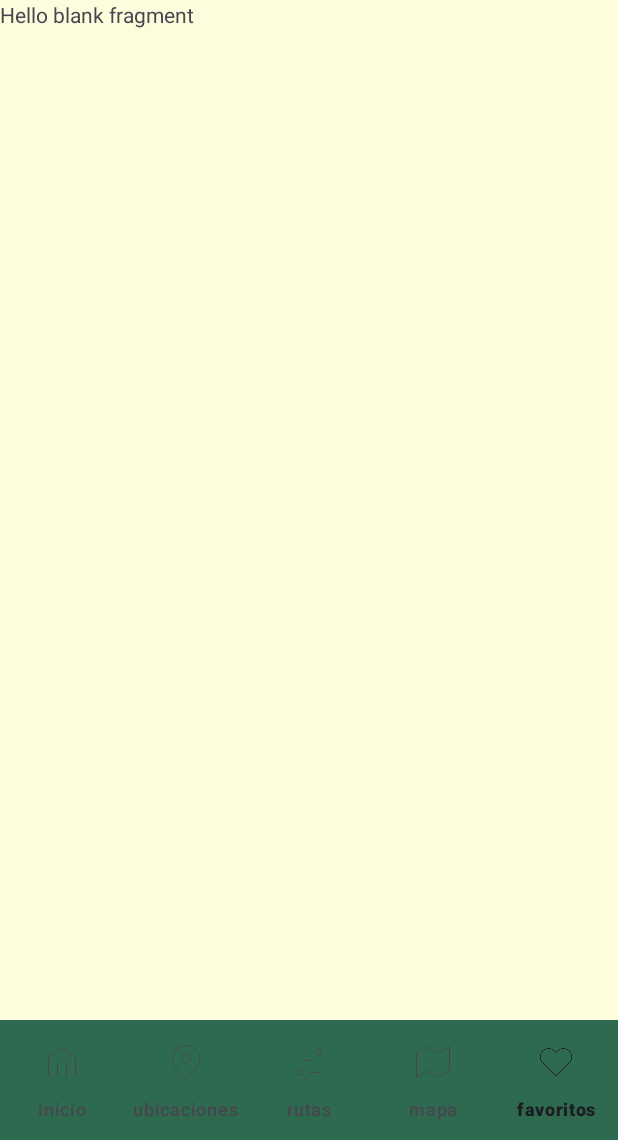
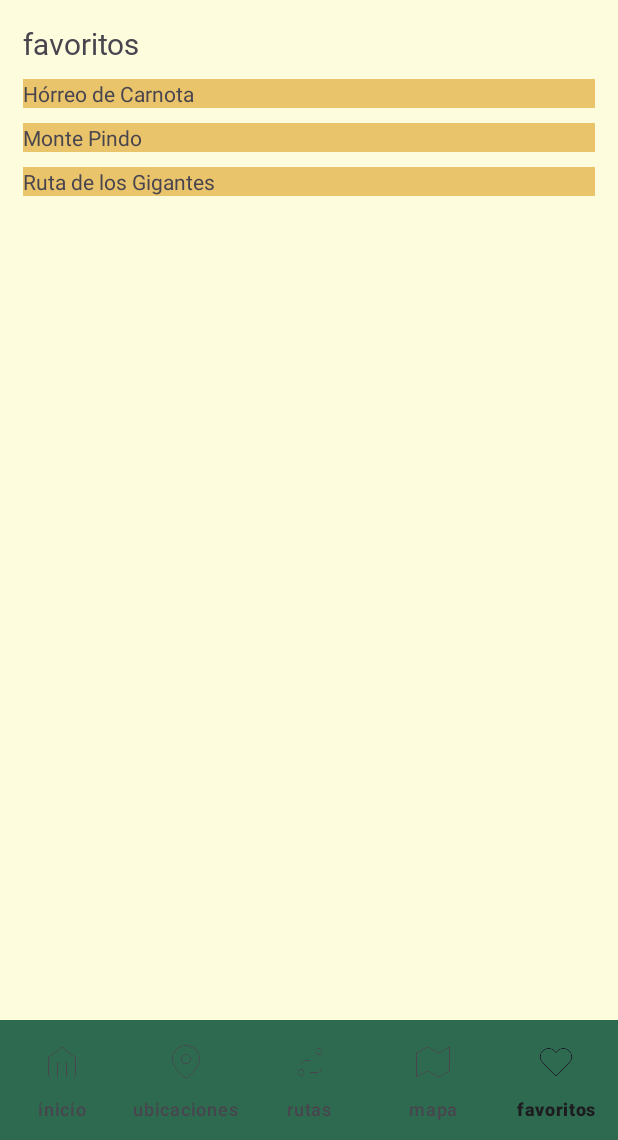
Before and after one commit to a19albertons/CarnotaTurismo, an Android app: the FavoritosFragment screen opened through its navigation route, on a phone screen of 412 x 824 dp, the part 96-1236 px from its top. Run offline under Robolectric (Android 15) with nearby library versions, the phone set to English and light mode, and no system bars; our stand-ins replace Room's generated code, navigation-ui.

Commit message:
Add method to modify favoritos, refactor interaction with db and completed theoretically favoritos

```diff
--- /dev/null
+++ b/app/src/main/java/com/example/carnotaturismo/adapters/FavoritosLugarAdapter.kt
@@ -0,0 +1,69 @@
+package com.example.carnotaturismo.adapters
+
+import android.view.LayoutInflater
+import android.view.View
+import android.view.ViewGroup
+import android.widget.ImageView
+import android.widget.TextView
+import androidx.navigation.findNavController
+import androidx.recyclerview.widget.RecyclerView
+import com.example.carnotaturismo.R
+import com.example.carnotaturismo.fragments.FavoritosFragmentDirections
+import com.example.carnotaturismo.model.Lugar
+
+/**
+ * Adaptador para el RecyclerView de lugares (ubicaciones).
+ */
+class FavoritosLugarAdapter(private var lugares: List<Lugar>)
+    : RecyclerView.Adapter<FavoritosLugarAdapter.ViewHolder>() {
+
+    // 1. ViewHolder: Guarda las referencias a las vistas de cada fila
+    class ViewHolder(itemView: View) : RecyclerView.ViewHolder(itemView) {
+        val imagen: ImageView = itemView.findViewById(R.id.foto_inicio)
+        val titulo: TextView = itemView.findViewById(R.id.titulo)
+        val tarjeta: View = itemView.findViewById(R.id.tarjeta)
+    }
+
+
+
+    // Permite actualizar los datos y refrescar la vista
+    fun setDataLugar(newModel: List<Lugar>) {
+        lugares = newModel
+        notifyDataSetChanged()
+    }
+
+
+    // 2. Crea nuevos ViewHolders (infla el layout de la fila)
+    override fun onCreateViewHolder(parent: ViewGroup, viewType: Int): ViewHolder {
+        val view = LayoutInflater.from(parent.context)
+            .inflate(R.layout.adapter_favoritos_lugar, parent, false)
+        return ViewHolder(view)
+    }
+
+    // 3. Reemplaza el contenido de una vista (une los datos a la vista)
+    override fun onBindViewHolder(holder: ViewHolder, position: Int) {
+        val currentItem = lugares[position]
+
+        //val ctx = holder.itemView.context
+        //val imgRef = currentItem.imagen
+
+        // extrae "drawable" y "mi_imagen"
+        //val (type, name) = imgRef.removePrefix("@").split('/', limit = 2)
+        //val resId = ctx.resources.getIdentifier(name, type, ctx.packageName)
+        //if (resId != 0) {
+        //    holder.imagen.setImageResource(resId)
+        //} else {
+        //    holder.imagen.setImageResource(R.drawable.error_imagen) // fallback
+        //}
+
+        holder.titulo.text = currentItem.titulo
+        holder.tarjeta.setOnClickListener {
+            holder.itemView.findNavController().navigate(FavoritosFragmentDirections.actionFavoritosFragmentToLugarDetallesFragment(currentItem))
+        }
+    }
+
+    // 4. Devuelve el número total de elementos
+    override fun getItemCount() = lugares.size
+
+
+}
--- /dev/null
+++ b/app/src/main/java/com/example/carnotaturismo/adapters/FavoritosRutaAdapter.kt
@@ -0,0 +1,70 @@
+package com.example.carnotaturismo.adapters
+
+import android.view.LayoutInflater
+import android.view.View
+import android.view.ViewGroup
+import android.widget.ImageView
+import android.widget.TextView
+import androidx.navigation.findNavController
+import androidx.recyclerview.widget.RecyclerView
+import com.example.carnotaturismo.R
+import com.example.carnotaturismo.fragments.FavoritosFragmentDirections
+import com.example.carnotaturismo.model.Lugar
+import com.example.carnotaturismo.model.Rutas
+
+/**
+ * Adaptador para el RecyclerView de lugares (ubicaciones).
+ */
+class FavoritosRutaAdapter(private var ruta: List<Rutas>)
+    : RecyclerView.Adapter<FavoritosRutaAdapter.ViewHolder>() {
+
+    // 1. ViewHolder: Guarda las referencias a las vistas de cada fila
+    class ViewHolder(itemView: View) : RecyclerView.ViewHolder(itemView) {
+        val imagen: ImageView = itemView.findViewById(R.id.foto_inicio)
+        val titulo: TextView = itemView.findViewById(R.id.titulo)
+        val tarjeta: View = itemView.findViewById(R.id.tarjeta)
+    }
+
+
+
+    // Permite actualizar los datos y refrescar la vista
+    fun setDataRuta(newModel: List<Rutas>) {
+        ruta = newModel
+        notifyDataSetChanged()
+    }
+
+
+    // 2. Crea nuevos ViewHolders (infla el layout de la fila)
+    override fun onCreateViewHolder(parent: ViewGroup, viewType: Int): ViewHolder {
+        val view = LayoutInflater.from(parent.context)
+            .inflate(R.layout.adapter_favoritos_lugar, parent, false)
+        return ViewHolder(view)
+    }
+
+    // 3. Reemplaza el contenido de una vista (une los datos a la vista)
+    override fun onBindViewHolder(holder: ViewHolder, position: Int) {
+        val currentItem = ruta[position]
+
+        //val ctx = holder.itemView.context
+        //val imgRef = currentItem.imagen
+
+        // extrae "drawable" y "mi_imagen"
+        //val (type, name) = imgRef.removePrefix("@").split('/', limit = 2)
+        //val resId = ctx.resources.getIdentifier(name, type, ctx.packageName)
+        //if (resId != 0) {
+        //    holder.imagen.setImageResource(resId)
+        //} else {
+        //    holder.imagen.setImageResource(R.drawable.error_imagen) // fallback
+        //}
+
+        holder.titulo.text = currentItem.titulo
+        holder.tarjeta.setOnClickListener {
+            holder.itemView.findNavController().navigate(FavoritosFragmentDirections.actionFavoritosFragmentToItinerarioDetallesFragment(currentItem))
+        }
+    }
+
+    // 4. Devuelve el número total de elementos
+    override fun getItemCount() = ruta.size
+
+
+}
--- a/app/src/main/java/com/example/carnotaturismo/dao/LugarDAO.kt
+++ b/app/src/main/java/com/example/carnotaturismo/dao/LugarDAO.kt
@@ -17,4 +17,19 @@ interface LugarDAO {
      */
     @Query("select * from ubicaciones")
     fun obtenerTodos(): LiveData<List<Lugar>>
+
+    /**
+     * Obtiene los lugares favoritos.
+     *
+     * @return Lista de lugares favoritos.
+     */
+    @Query("select * from ubicaciones where favorito = 1")
+    fun obtenerLugaresFavoritos(): LiveData<List<Lugar>>
+
+    /**
+     * Marca o desmarca un lugar como favorito (0/1)
+     */
+    @Query("UPDATE ubicaciones SET favorito = :valor WHERE id = :id")
+    suspend fun setFavoritoLugar(id: Int, valor: Int)
+
 }
--- a/app/src/main/java/com/example/carnotaturismo/dao/RutaLugarDAO.kt
+++ b/app/src/main/java/com/example/carnotaturismo/dao/RutaLugarDAO.kt
@@ -9,6 +9,12 @@ import com.example.carnotaturismo.model.RutasConLugares
 @Dao
 interface RutaLugarDAO {
     /**
+     * Obtiene todas las rutas con sus lugares (relación N:N).
+     */
+    @Transaction
+    @Query("SELECT * FROM rutas")
+    fun obtenerTodas(): LiveData<List<RutasConLugares>>
+    /**
      * Obtiene una ruta junto con sus lugares (relación N:N).
      */
     @Transaction
--- a/app/src/main/java/com/example/carnotaturismo/dao/RutasDAO.kt
+++ b/app/src/main/java/com/example/carnotaturismo/dao/RutasDAO.kt
@@ -17,4 +17,18 @@ interface RutasDAO {
      */
     @Query("select * from rutas")
     fun obtenerTodas(): LiveData<List<Rutas>>
+
+    /**
+     * Obtiene las rutas favoritas.
+     *
+     * @return Lista de rutas favoritas.
+     */
+    @Query("select * from rutas where favorito = 1")
+    fun obtenerRutasFavoritas(): LiveData<List<Rutas>>
+
+    /**
+     * Marca o desmarca una ruta como favorita (0/1)
+     */
+    @Query("UPDATE rutas SET favorito = :valor WHERE id = :id")
+    suspend fun setFavoritoRuta(id: Int, valor: Int)
 }
--- a/app/src/main/java/com/example/carnotaturismo/fragments/FavoritosFragment.kt
+++ b/app/src/main/java/com/example/carnotaturismo/fragments/FavoritosFragment.kt
@@ -5,56 +5,66 @@ import androidx.fragment.app.Fragment
 import android.view.LayoutInflater
 import android.view.View
 import android.view.ViewGroup
-import com.example.carnotaturismo.R
-
-// TODO: Rename parameter arguments, choose names that match
-// the fragment initialization parameters, e.g. ARG_ITEM_NUMBER
-private const val ARG_PARAM1 = "param1"
-private const val ARG_PARAM2 = "param2"
+import androidx.fragment.app.viewModels
+import androidx.lifecycle.ViewModelProvider
+import androidx.recyclerview.widget.LinearLayoutManager
+import com.example.carnotaturismo.adapters.FavoritosLugarAdapter
+import com.example.carnotaturismo.adapters.FavoritosRutaAdapter
+import com.example.carnotaturismo.databinding.FragmentFavoritosBinding
+import com.example.carnotaturismo.model.TurismoAppModel
+import kotlin.getValue
 
 /**
- * A simple [Fragment] subclass.
- * Use the [FavoritosFragment.newInstance] factory method to
- * create an instance of this fragment.
+ * Clase que representa el fragmento Favoritos
  */
 class FavoritosFragment : Fragment() {
-    // TODO: Rename and change types of parameters
-    private var param1: String? = null
-    private var param2: String? = null
+    // bindings
+    private var _binding: FragmentFavoritosBinding? = null
+    private val binding get() = _binding!!
 
-    override fun onCreate(savedInstanceState: Bundle?) {
-        super.onCreate(savedInstanceState)
-        arguments?.let {
-            param1 = it.getString(ARG_PARAM1)
-            param2 = it.getString(ARG_PARAM2)
-        }
+    // modelo
+    private val model: TurismoAppModel by viewModels() {
+        ViewModelProvider.AndroidViewModelFactory.getInstance(requireActivity().application)
     }
+
 
     override fun onCreateView(
         inflater: LayoutInflater, container: ViewGroup?,
         savedInstanceState: Bundle?
     ): View? {
         // Inflate the layout for this fragment
-        return inflater.inflate(R.layout.fragment_favoritos, container, false)
+        _binding = FragmentFavoritosBinding.inflate(inflater, container, false)
+        val view = binding.root
+
+        // RecyclerView
+        // Lugares
+        val recyclerViewLugar = binding.RecyclerViewFavoritosLugar
+        recyclerViewLugar.layoutManager = LinearLayoutManager(requireContext())
+        val lugar = model.obtenerLugaresFavoritos().value?: emptyList()
+        val adapterLugar = FavoritosLugarAdapter(lugar)
+        recyclerViewLugar.adapter = adapterLugar
+
+        // Ruta
+        val recyclerViewRuta = binding.RecyclerViewFavoritosRutas
+        recyclerViewRuta.layoutManager = LinearLayoutManager(requireContext())
+        val ruta = model.obtenerRutasFavoritas().value?: emptyList()
+        val adapterRuta = FavoritosRutaAdapter(ruta)
+        recyclerViewRuta.adapter = adapterRuta
+
+        // Observar solo los favoritos y actualizar el adapter
+        model.obtenerLugaresFavoritos().observe(viewLifecycleOwner) { lista ->
+            adapterLugar.setDataLugar(lista)
+        }
+        model.obtenerRutasFavoritas().observe(viewLifecycleOwner) { lista ->
+            adapterRuta.setDataRuta(lista)
+        }
+
+
+
+
+
+        return view
     }
 
-    companion object {
-        /**
-         * Use this factory method to create a new instance of
-         * this fragment using the provided parameters.
-         *
-         * @param param1 Parameter 1.
-         * @param param2 Parameter 2.
-         * @return A new instance of fragment FavoritosFragment.
-         */
-        // TODO: Rename and change types and number of parameters
-        @JvmStatic
-        fun newInstance(param1: String, param2: String) =
-            FavoritosFragment().apply {
-                arguments = Bundle().apply {
-                    putString(ARG_PARAM1, param1)
-                    putString(ARG_PARAM2, param2)
-                }
-            }
-    }
+
 }
--- a/app/src/main/java/com/example/carnotaturismo/model/TurismoAppModel.kt
+++ b/app/src/main/java/com/example/carnotaturismo/model/TurismoAppModel.kt
@@ -3,8 +3,11 @@ package com.example.carnotaturismo.model
 import android.app.Application
 import androidx.lifecycle.AndroidViewModel
 import androidx.lifecycle.LiveData
+import androidx.lifecycle.viewModelScope
 import com.example.carnotaturismo.dao.RutaLugarDAO
 import com.example.carnotaturismo.db.TurismoDatabase
+import kotlinx.coroutines.Dispatchers
+import kotlinx.coroutines.launch
 
 /**
  * Modelo de datos para el turismo app.
@@ -18,34 +21,55 @@ class TurismoAppModel(application: Application) : AndroidViewModel(application)
     private val database = TurismoDatabase.getDatabase(application)
 
     /**
-     * DAO de lugares
+     * Repository que encapsula acceso a datos
      */
-    private val lugarDao = database.lugarDao()
-
-    /**
-     * DAO de rutas
-     */
-    private val rutasDao = database.rutaDao()
-
-    /**
-     * DAO RutaLugar
-     */
-    private val rutaLugar = database.rutaLugarDao()
-
-
+    private val repository = TurismoRepository(database)
 
     /**
      * Lista obtenible de lugares
      */
-    val lugares: LiveData<List<Lugar>> = lugarDao.obtenerTodos()
+    val lugares: LiveData<List<Lugar>> = repository.obtenerTodosLugares()
 
     /**
      * Lista obtenible de rutas
      */
-    val rutas: LiveData<List<Rutas>> = rutasDao.obtenerTodas()
+    val rutas: LiveData<List<Rutas>> = repository.obtenerTodasRutas()
+
+    /**
+     * Lista obtenible de rutas con lugares
+     */
+    val rutasConLugares: LiveData<List<RutasConLugares>> = repository.obtenerRutasConLugares()
+
 
     /**
      * Obtiene una ruta junto con sus lugares (relación N:N) por id.
      */
-    fun getRutaConLugares(id: Int): LiveData<RutasConLugares> = rutaLugar.obtenerRutaConLugares(id)
+    fun getRutaConLugares(id: Int): LiveData<RutasConLugares> = repository.obtenerRutaConLugares(id)
+
+    /**
+     * Obtiene los lugares favoritos.
+     */
+    fun obtenerLugaresFavoritos() : LiveData<List<Lugar>> = repository.obtenerLugaresFavoritos()
+
+    /**
+     * Obtiene las rutas favoritas.
+     */
+    fun obtenerRutasFavoritas() : LiveData<List<Rutas>> = repository.obtenerRutasFavoritas()
+
+    /**
+     * método para marcar/desmarcar favorito desde ViewModel
+     */
+    fun setFavoritoLugar(id: Int, valor: Int) {
+        // No bloqueamos el hilo principal
+        viewModelScope.launch(Dispatchers.IO) {
+            repository.setFavoritoLugar(id, valor)
+        }
+    }
+
+    fun setFavoritoRuta(id: Int, valor: Int) {
+        viewModelScope.launch(Dispatchers.IO) {
+            repository.setFavoritoRuta(id, valor)
+        }
+    }
+
 }
--- /dev/null
+++ b/app/src/main/java/com/example/carnotaturismo/model/TurismoRepository.kt
@@ -0,0 +1,30 @@
+package com.example.carnotaturismo.model
+
+import androidx.lifecycle.LiveData
+import com.example.carnotaturismo.db.TurismoDatabase
+
+/**
+ * Repository que encapsula el acceso a datos (Room DAOs) para la aplicación.
+ */
+class TurismoRepository(database: TurismoDatabase) {
+    private val lugarDao = database.lugarDao()
+    private val rutasDao = database.rutaDao()
+    private val rutaLugarDao = database.rutaLugarDao()
+
+    // Metodos para obtener todo
+    fun obtenerTodosLugares(): LiveData<List<Lugar>> = lugarDao.obtenerTodos()
+    fun obtenerTodasRutas(): LiveData<List<Rutas>> = rutasDao.obtenerTodas()
+
+    // Metodos para obtener favoritos
+    fun obtenerLugaresFavoritos(): LiveData<List<Lugar>> = lugarDao.obtenerLugaresFavoritos()
+    fun obtenerRutasFavoritas(): LiveData<List<Rutas>> = rutasDao.obtenerRutasFavoritas()
+
+    // Metodos para obtener Rutas con Lugares
+    fun obtenerRutasConLugares(): LiveData<List<RutasConLugares>> = rutaLugarDao.obtenerTodas()
+    fun obtenerRutaConLugares(id: Int): LiveData<RutasConLugares> = rutaLugarDao.obtenerRutaConLugares(id)
+
+    // Métodos para modificar favorito (suspend)
+    // Para cambiar el estado de favoritos
+    suspend fun setFavoritoLugar(id: Int, valor: Int) = lugarDao.setFavoritoLugar(id, valor)
+    suspend fun setFavoritoRuta(id: Int, valor: Int) = rutasDao.setFavoritoRuta(id, valor)
+}
--- /dev/null
+++ b/app/src/main/res/layout/adapter_favoritos_lugar.xml
@@ -0,0 +1,23 @@
+<?xml version="1.0" encoding="utf-8"?>
+<LinearLayout
+    xmlns:android="http://schemas.android.com/apk/res/android"
+    android:id="@+id/tarjeta"
+    android:layout_width="match_parent"
+    android:background="@color/amarillo"
+    android:orientation="vertical"
+    android:layout_marginBottom="10dp"
+    android:layout_height="wrap_content"
+    >
+
+    <ImageView
+        android:id="@+id/foto_inicio"
+        android:layout_width="match_parent"
+        android:layout_height="wrap_content"
+        />
+    <TextView
+        android:id="@+id/titulo"
+        android:layout_width="match_parent"
+        android:layout_height="wrap_content"
+        />
+
+</LinearLayout>
--- /dev/null
+++ b/app/src/main/res/layout/adapter_favoritos_ruta.xml
@@ -0,0 +1,23 @@
+<?xml version="1.0" encoding="utf-8"?>
+<LinearLayout
+    xmlns:android="http://schemas.android.com/apk/res/android"
+    android:id="@+id/tarjeta"
+    android:layout_width="match_parent"
+    android:background="@color/amarillo"
+    android:orientation="vertical"
+    android:layout_marginBottom="10dp"
+    android:layout_height="wrap_content"
+    >
+
+    <ImageView
+        android:id="@+id/foto_inicio"
+        android:layout_width="match_parent"
+        android:layout_height="wrap_content"
+        />
+    <TextView
+        android:id="@+id/titulo"
+        android:layout_width="match_parent"
+        android:layout_height="wrap_content"
+        />
+
+</LinearLayout>
--- a/app/src/main/res/layout/fragment_favoritos.xml
+++ b/app/src/main/res/layout/fragment_favoritos.xml
@@ -1,14 +1,31 @@
 <?xml version="1.0" encoding="utf-8"?>
-<FrameLayout xmlns:android="http://schemas.android.com/apk/res/android"
+<LinearLayout xmlns:android="http://schemas.android.com/apk/res/android"
     xmlns:tools="http://schemas.android.com/tools"
     android:layout_width="match_parent"
     android:layout_height="match_parent"
+    android:layout_margin="15dp"
+    android:orientation="vertical"
     tools:context=".fragments.FavoritosFragment">
 
-    <!-- TODO: Update blank fragment layout -->
     <TextView
         android:layout_width="match_parent"
-        android:layout_height="match_parent"
-        android:text="@string/hello_blank_fragment" />
+        android:layout_height="wrap_content"
+        android:textSize="20sp"
+        android:fontFamily="@font/montserrat_medium"
+        android:text="favoritos"
+        android:layout_marginBottom="10dp"
+        />
+    <androidx.recyclerview.widget.RecyclerView
 
-</FrameLayout>
+        android:id="@+id/RecyclerViewFavoritosLugar"
+        android:layout_width="match_parent"
+        android:layout_height="wrap_content"
+        />
+    <androidx.recyclerview.widget.RecyclerView
+
+        android:id="@+id/RecyclerViewFavoritosRutas"
+        android:layout_width="match_parent"
+        android:layout_height="wrap_content"
+        />
+
+</LinearLayout>
--- a/app/src/main/res/navigation/nav_graph.xml
+++ b/app/src/main/res/navigation/nav_graph.xml
@@ -30,7 +30,14 @@
         android:id="@+id/favoritosFragment"
         android:name="com.example.carnotaturismo.fragments.FavoritosFragment"
         android:label="fragment_favoritos"
-        tools:layout="@layout/fragment_favoritos" />
+        tools:layout="@layout/fragment_favoritos" >
+        <action
+            android:id="@+id/action_favoritosFragment_to_lugarDetallesFragment"
+            app:destination="@id/lugarDetallesFragment" />
+        <action
+            android:id="@+id/action_favoritosFragment_to_itinerarioDetallesFragment"
+            app:destination="@id/itinerarioDetallesFragment" />
+    </fragment>
     <fragment
         android:id="@+id/itinerarioDetallesFragment"
         android:name="com.example.carnotaturismo.fragments.ItinerarioDetallesFragment"
```
